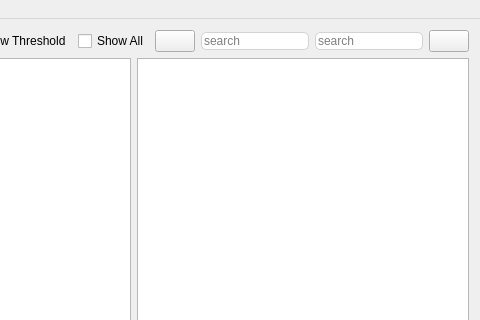
First picture: the form in mainwindow.ui, repository shawnaxsom/inizio, before the edit; both pictures show x 213 to 693 and y 0 to 320 of the 693 by 420 pixel window.
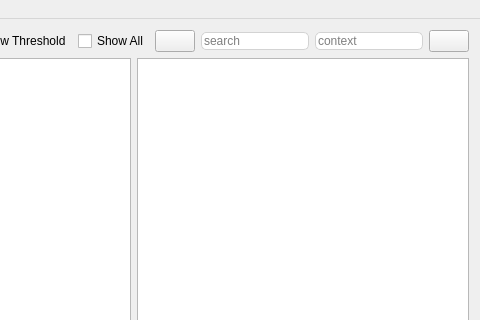
Second picture: the form after the edit.

Commit message: Move context to the right of search, with tabstop and preserve context term on close

```diff
--- a/mainwindow.ui
+++ b/mainwindow.ui
@@ -86,33 +86,6 @@
         </property>
        </widget>
       </item>
-      <item>
-       <widget class="QLineEdit" name="lineEdit_3">
-        <property name="minimumSize">
-         <size>
-          <width>0</width>
-          <height>0</height>
-         </size>
-        </property>
-        <property name="baseSize">
-         <size>
-          <width>100</width>
-          <height>0</height>
-         </size>
-        </property>
-        <property name="styleSheet">
-         <string notr="true">border: 1px solid lightgray;
-border-radius: 5px;
-</string>
-        </property>
-        <property name="placeholderText">
-         <string>search</string>
-        </property>
-        <property name="clearButtonEnabled">
-         <bool>true</bool>
-        </property>
-       </widget>
-      </item>
       <item>
        <widget class="QLineEdit" name="lineEdit_2">
         <property name="minimumSize">
@@ -140,6 +113,33 @@
         </property>
        </widget>
       </item>
+      <item>
+       <widget class="QLineEdit" name="lineEdit_3">
+        <property name="minimumSize">
+         <size>
+          <width>0</width>
+          <height>0</height>
+         </size>
+        </property>
+        <property name="baseSize">
+         <size>
+          <width>25</width>
+          <height>0</height>
+         </size>
+        </property>
+        <property name="styleSheet">
+         <string notr="true">border: 1px solid lightgray;
+border-radius: 5px;
+</string>
+        </property>
+        <property name="placeholderText">
+         <string>context</string>
+        </property>
+        <property name="clearButtonEnabled">
+         <bool>true</bool>
+        </property>
+       </widget>
+      </item>
       <item>
        <widget class="QPushButton" name="context_lock">
         <property name="toolTip">
```
Left out of the diff: 4 changed lines with no effect on the pictures. The commit also changes 3 other files.
